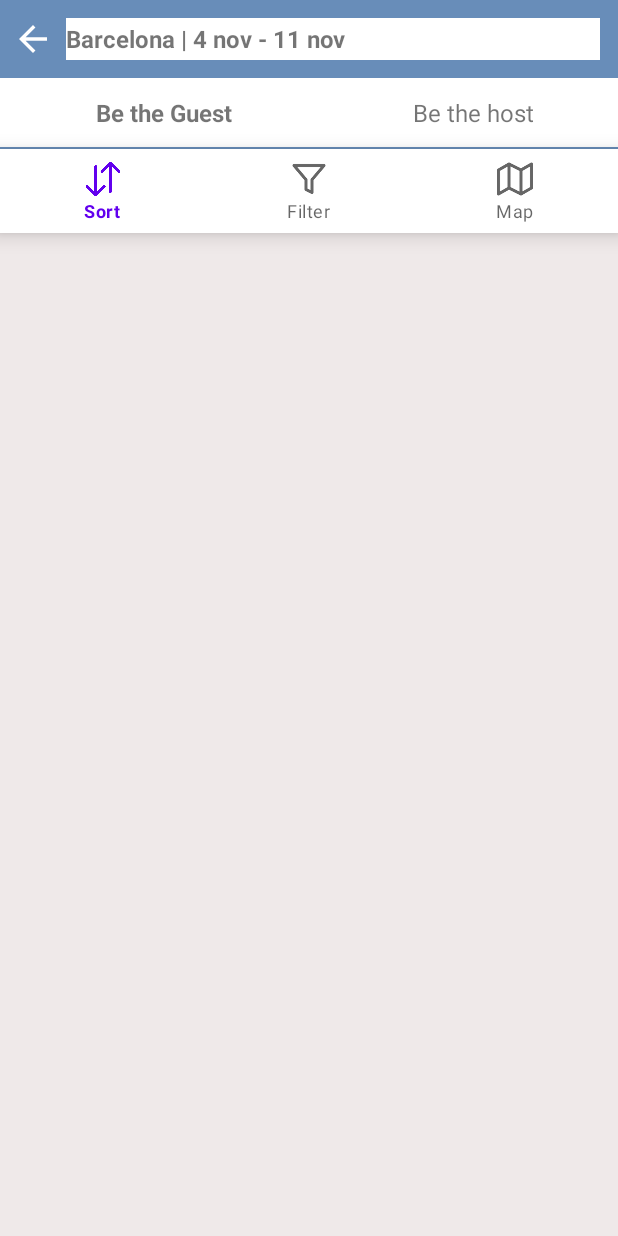
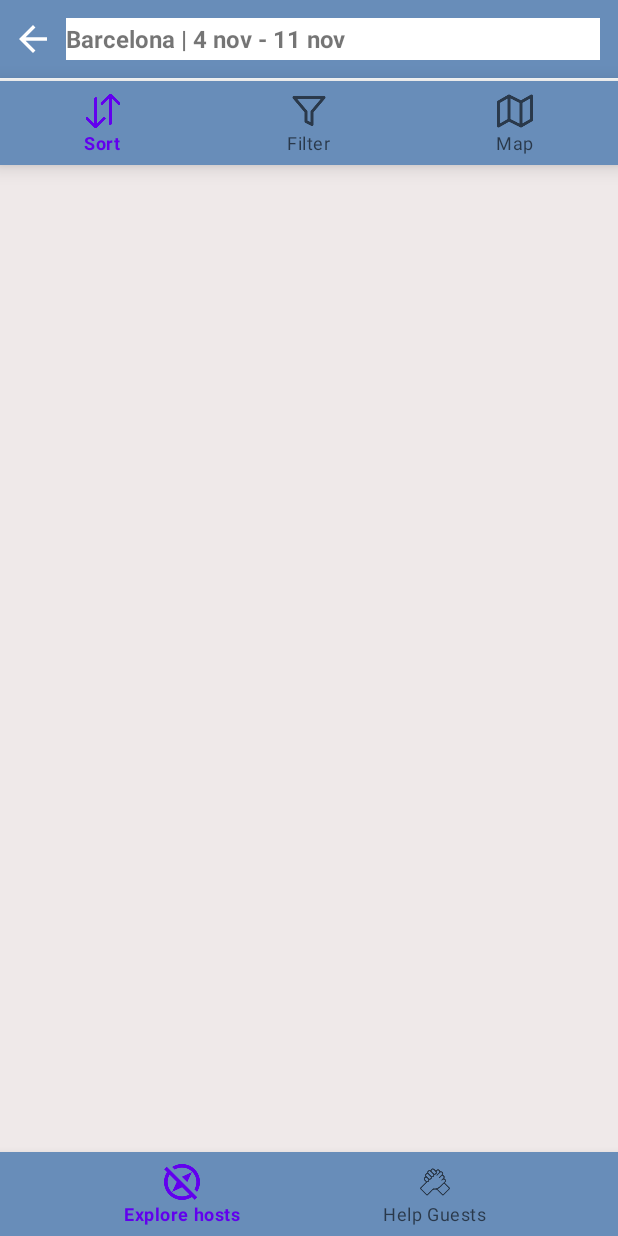
Before and after one commit to sergiexpo/Trimexp, an Android app: the layout activity_explorer_experience.xml on its own in the app's theme, with its tools: preview values and no code run, on a phone screen of 412 x 824 dp. Run offline under Robolectric (Android 15) with nearby library versions, the phone set to English and light mode, and no system bars.

```diff
--- a/app/src/main/java/com/neoland/trimexp/experiences/explorer/ExplorerExperiencesFragment.kt
+++ b/app/src/main/java/com/neoland/trimexp/experiences/explorer/ExplorerExperiencesFragment.kt
@@ -43,6 +43,7 @@ class ExplorerExperiencesFragment: Fragment(),  ExplorerExperiencesAdapterInterf
         FROM_DATE,
         TO_DATE,
         FREE,
+        ALL,
     }
 
 
@@ -98,8 +99,8 @@ class ExplorerExperiencesFragment: Fragment(),  ExplorerExperiencesAdapterInterf
         when (filterType){
 
             FilterTypes.FROM_DATE -> model.filterExperiencesFromDate(date)
-            FilterTypes.TO_DATE -> model.filterExperiencesToDate(date)
             FilterTypes.FREE -> model.filterExperiencesFree()
+            FilterTypes.ALL -> model.filterExperiencesAll(date)
 
 
         }
--- a/app/src/main/res/layout/activity_explorer_experience.xml
+++ b/app/src/main/res/layout/activity_explorer_experience.xml
@@ -45,55 +45,22 @@
 
     </LinearLayout>
 
-    <LinearLayout
-        android:id="@+id/linearLayout_kindExperience"
-        android:layout_width="match_parent"
-        android:layout_height="wrap_content"
-        android:orientation="horizontal"
-        android:gravity="center"
-        app:layout_constraintEnd_toEndOf="parent"
-        app:layout_constraintStart_toStartOf="parent"
-        app:layout_constraintTop_toBottomOf="@+id/linearLayout_top"
-        android:paddingTop="12dp"
-        android:paddingBottom="12dp">
-
-        <TextView
-            android:layout_width="wrap_content"
-            android:layout_height="wrap_content"
-            android:layout_marginStart="8dp"
-            android:layout_weight="1"
-            android:gravity="center"
-            android:maxLines="1"
-            android:text="Be the Guest"
-            android:textSize="16sp"
-            android:textStyle="bold" />
-
-        <TextView
-            android:layout_width="wrap_content"
-            android:layout_height="wrap_content"
-            android:maxLines="1"
-            android:layout_marginStart="8dp"
-            android:text="Be the host"
-            android:gravity="center"
-            android:textSize="16sp"
-            android:layout_weight="1"/>
-    </LinearLayout>
-
     <View
         android:id="@+id/view_first"
         android:layout_width="match_parent"
-        android:layout_height="1dp"
-        android:background="@color/blue_1"
+        android:layout_height="2dp"
+        android:background="@color/white"
         app:layout_constraintStart_toStartOf="parent"
         app:layout_constraintEnd_toEndOf="parent"
-        app:layout_constraintTop_toBottomOf="@+id/linearLayout_kindExperience"/>
+        app:layout_constraintTop_toBottomOf="@+id/linearLayout_top"/>
+
 
 
     <com.google.android.material.bottomnavigation.BottomNavigationView
         android:id="@+id/bottomNavigationView_menuExperiencesList"
         android:layout_width="match_parent"
         android:layout_height="0dp"
-        app:itemHorizontalTranslationEnabled="false"
+        android:background="@color/blue_1"
         app:layout_constraintEnd_toEndOf="parent"
         app:layout_constraintStart_toStartOf="parent"
         app:layout_constraintTop_toBottomOf="@+id/view_first"
@@ -105,12 +72,21 @@
         android:layout_width="0dp"
         android:layout_height="0dp"
         android:background="#EFE9E9"
-        app:layout_constraintBottom_toBottomOf="parent"
+        app:layout_constraintBottom_toTopOf="@+id/bottomNavigationView_menuExperiencesType"
         app:layout_constraintEnd_toEndOf="parent"
         app:layout_constraintStart_toStartOf="parent"
         app:layout_constraintTop_toBottomOf="@+id/bottomNavigationView_menuExperiencesList" />
 
 
+    <com.google.android.material.bottomnavigation.BottomNavigationView
+        android:id="@+id/bottomNavigationView_menuExperiencesType"
+        android:layout_width="match_parent"
+        android:layout_height="0dp"
+        android:background="@color/blue_1"
+        app:layout_constraintBottom_toBottomOf="parent"
+        app:layout_constraintEnd_toEndOf="parent"
+        app:layout_constraintStart_toStartOf="parent"
+        app:menu="@menu/menu_type_experiences" />
 
 
 </androidx.constraintlayout.widget.ConstraintLayout>
--- /dev/null
+++ b/app/src/main/res/menu/menu_type_experiences.xml
@@ -0,0 +1,14 @@
+<?xml version="1.0" encoding="utf-8"?>
+<menu xmlns:android="http://schemas.android.com/apk/res/android">
+
+    <item
+        android:id="@+id/option_sort"
+        android:icon="@mipmap/icon_explore"
+        android:title="Explore hosts" />
+
+    <item
+        android:id="@+id/option_filter"
+        android:icon="@mipmap/icon_hands"
+        android:title="Help Guests" />
+
+</menu>
```
Also changed, not shown: app/src/main/java/com/neoland/trimexp/DDBB/Db.kt (+14 -4 lines), app/src/main/java/com/neoland/trimexp/DDBB/UserDAO.kt (added, +31 -0 lines), app/src/main/java/com/neoland/trimexp/entities/User.kt (added, +20 -0 lines), app/src/main/java/com/neoland/trimexp/experiences/explorer/ExplorerExperiencesActivity.kt (+35 -2 lines), app/src/main/java/com/neoland/trimexp/experiences/explorer/ExplorerExperiencesFragmentViewModel.kt (+26 -15 lines), app/src/main/res/layout/options_menu_filter.xml (+8 -0 lines), app/src/main/res/mipmap-mdpi/icon_explore.png (added), app/src/main/res/mipmap-mdpi/icon_hands.png (added), app/src/main/res/mipmap-xxxhdpi/user_sample2.png (added), app/src/main/res/mipmap-xxxhdpi/user_sample3.png (added), app/src/main/res/mipmap-xxxhdpi/user_sample_1.png (added).
